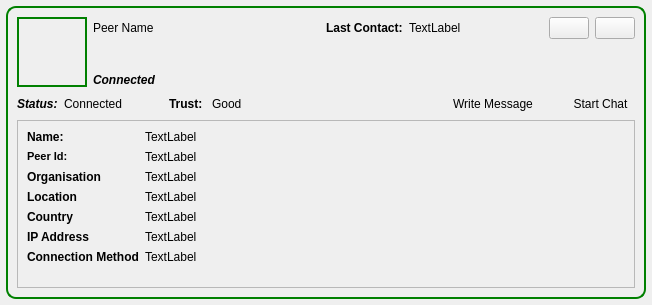
Before: the Qt Designer form retroshare-gui/src/gui/feeds/PeerItem.ui in RetroShare/RetroShare, drawn with Qt 5.
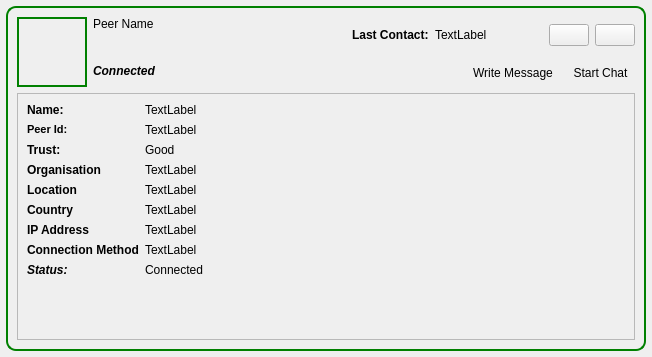
After: the same form once the commit is applied. Icons and pictures are not drawn.

Commit message: some design changes for PeerItem

```diff
--- a/retroshare-gui/src/gui/feeds/PeerItem.ui
+++ b/retroshare-gui/src/gui/feeds/PeerItem.ui
@@ -7,7 +7,7 @@
     <x>0</x>
     <y>0</y>
     <width>652</width>
-    <height>305</height>
+    <height>357</height>
    </rect>
   </property>
   <property name="windowTitle">
@@ -38,8 +38,8 @@
       <enum>QFrame::Raised</enum>
      </property>
      <layout class="QGridLayout" name="gridLayout_3">
-      <item row="0" column="0">
-       <layout class="QGridLayout" name="gridLayout_2">
+      <item row="0" column="0" rowspan="2">
+       <layout class="QGridLayout" name="gridLayout">
         <item row="0" column="0" rowspan="2">
          <widget class="QLabel" name="avatar_label">
           <property name="minimumSize">
@@ -76,9 +76,52 @@
           <property name="text">
            <string>Peer Name</string>
           </property>
+          <property name="alignment">
+           <set>Qt::AlignLeading|Qt::AlignLeft|Qt::AlignTop</set>
+          </property>
          </widget>
         </item>
-        <item row="0" column="3">
+        <item row="1" column="1">
+         <widget class="QLabel" name="titleLabel">
+          <property name="sizePolicy">
+           <sizepolicy hsizetype="Minimum" vsizetype="Minimum">
+            <horstretch>0</horstretch>
+            <verstretch>0</verstretch>
+           </sizepolicy>
+          </property>
+          <property name="font">
+           <font>
+            <weight>75</weight>
+            <italic>true</italic>
+            <bold>true</bold>
+           </font>
+          </property>
+          <property name="text">
+           <string>Connected</string>
+          </property>
+          <property name="alignment">
+           <set>Qt::AlignLeading|Qt::AlignLeft|Qt::AlignVCenter</set>
+          </property>
+         </widget>
+        </item>
+       </layout>
+      </item>
+      <item row="0" column="1">
+       <layout class="QHBoxLayout" name="horizontalLayout_2">
+        <item>
+         <spacer name="horizontalSpacer">
+          <property name="orientation">
+           <enum>Qt::Horizontal</enum>
+          </property>
+          <property name="sizeHint" stdset="0">
+           <size>
+            <width>190</width>
+            <height>13</height>
+           </size>
+          </property>
+         </spacer>
+        </item>
+        <item>
          <widget class="QLabel" name="label_10">
           <property name="font">
            <font>
@@ -91,7 +134,7 @@
           </property>
          </widget>
         </item>
-        <item row="0" column="4">
+        <item>
          <widget class="QLabel" name="lastLabel">
           <property name="sizePolicy">
            <sizepolicy hsizetype="MinimumExpanding" vsizetype="Preferred">
@@ -104,7 +147,7 @@
           </property>
          </widget>
         </item>
-        <item row="0" column="6">
+        <item>
          <widget class="QPushButton" name="expandButton">
           <property name="sizePolicy">
            <sizepolicy hsizetype="Fixed" vsizetype="Fixed">
@@ -124,7 +167,7 @@
           </property>
          </widget>
         </item>
-        <item row="0" column="7">
+        <item>
          <widget class="QPushButton" name="clearButton">
           <property name="sizePolicy">
            <sizepolicy hsizetype="Fixed" vsizetype="Fixed">
@@ -144,30 +187,11 @@
           </property>
          </widget>
         </item>
-        <item row="1" column="1">
-         <widget class="QLabel" name="titleLabel">
-          <property name="sizePolicy">
-           <sizepolicy hsizetype="Minimum" vsizetype="Minimum">
-            <horstretch>0</horstretch>
-            <verstretch>0</verstretch>
-           </sizepolicy>
-          </property>
-          <property name="font">
-           <font>
-            <weight>75</weight>
-            <italic>true</italic>
-            <bold>true</bold>
-           </font>
-          </property>
-          <property name="text">
-           <string>Connected</string>
-          </property>
-          <property name="alignment">
-           <set>Qt::AlignBottom|Qt::AlignLeading|Qt::AlignLeft</set>
-          </property>
-         </widget>
-        </item>
-        <item row="1" column="2" colspan="6">
+       </layout>
+      </item>
+      <item row="1" column="1">
+       <layout class="QHBoxLayout" name="horizontalLayout_3">
+        <item>
          <spacer>
           <property name="orientation">
            <enum>Qt::Horizontal</enum>
@@ -178,109 +202,7 @@
           <property name="sizeHint" stdset="0">
            <size>
             <width>388</width>
-            <height>38</height>
-           </size>
-          </property>
-         </spacer>
-        </item>
-        <item row="0" column="2">
-         <spacer name="horizontalSpacer">
-          <property name="orientation">
-           <enum>Qt::Horizontal</enum>
-          </property>
-          <property name="sizeHint" stdset="0">
-           <size>
-            <width>158</width>
-            <height>20</height>
-           </size>
-          </property>
-         </spacer>
-        </item>
-       </layout>
-      </item>
-      <item row="1" column="0">
-       <layout class="QHBoxLayout">
-        <item>
-         <widget class="QLabel" name="typeLabel">
-          <property name="sizePolicy">
-           <sizepolicy hsizetype="Minimum" vsizetype="Minimum">
-            <horstretch>0</horstretch>
-            <verstretch>0</verstretch>
-           </sizepolicy>
-          </property>
-          <property name="font">
-           <font>
-            <weight>75</weight>
-            <italic>true</italic>
-            <bold>true</bold>
-           </font>
-          </property>
-          <property name="text">
-           <string>Status:</string>
-          </property>
-         </widget>
-        </item>
-        <item>
-         <widget class="QLabel" name="statusLabel">
-          <property name="text">
-           <string>Connected</string>
-          </property>
-         </widget>
-        </item>
-        <item>
-         <spacer>
-          <property name="orientation">
-           <enum>Qt::Horizontal</enum>
-          </property>
-          <property name="sizeType">
-           <enum>QSizePolicy::Fixed</enum>
-          </property>
-          <property name="sizeHint" stdset="0">
-           <size>
-            <width>40</width>
-            <height>20</height>
-           </size>
-          </property>
-         </spacer>
-        </item>
-        <item>
-         <widget class="QLabel" name="label">
-          <property name="sizePolicy">
-           <sizepolicy hsizetype="Preferred" vsizetype="Minimum">
-            <horstretch>0</horstretch>
-            <verstretch>0</verstretch>
-           </sizepolicy>
-          </property>
-          <property name="font">
-           <font>
-            <weight>75</weight>
-            <bold>true</bold>
-           </font>
-          </property>
-          <property name="text">
-           <string>Trust: </string>
-          </property>
-         </widget>
-        </item>
-        <item>
-         <widget class="QLabel" name="trustLabel">
-          <property name="text">
-           <string>Good</string>
-          </property>
-         </widget>
-        </item>
-        <item>
-         <spacer>
-          <property name="orientation">
-           <enum>Qt::Horizontal</enum>
-          </property>
-          <property name="sizeType">
-           <enum>QSizePolicy::Preferred</enum>
-          </property>
-          <property name="sizeHint" stdset="0">
-           <size>
-            <width>500</width>
-            <height>20</height>
+            <height>21</height>
            </size>
           </property>
          </spacer>
@@ -311,22 +233,6 @@
           </property>
          </widget>
         </item>
-        <item>
-         <spacer>
-          <property name="orientation">
-           <enum>Qt::Horizontal</enum>
-          </property>
-          <property name="sizeType">
-           <enum>QSizePolicy::Fixed</enum>
-          </property>
-          <property name="sizeHint" stdset="0">
-           <size>
-            <width>20</width>
-            <height>20</height>
-           </size>
-          </property>
-         </spacer>
-        </item>
         <item>
          <widget class="QToolButton" name="chatButton">
           <property name="sizePolicy">
@@ -355,7 +261,7 @@
         </item>
        </layout>
       </item>
-      <item row="2" column="0">
+      <item row="2" column="0" colspan="2">
        <widget class="QFrame" name="expandFrame">
         <property name="frameShape">
          <enum>QFrame::StyledPanel</enum>
@@ -363,7 +269,7 @@
         <property name="frameShadow">
          <enum>QFrame::Raised</enum>
         </property>
-        <layout class="QGridLayout" name="gridLayout">
+        <layout class="QGridLayout" name="gridLayout_2">
          <item row="0" column="0">
           <layout class="QHBoxLayout" name="horizontalLayout">
            <item>
@@ -398,6 +304,25 @@
                </property>
               </widget>
              </item>
+             <item>
+              <widget class="QLabel" name="label">
+               <property name="sizePolicy">
+                <sizepolicy hsizetype="Preferred" vsizetype="Minimum">
+                 <horstretch>0</horstretch>
+                 <verstretch>0</verstretch>
+                </sizepolicy>
+               </property>
+               <property name="font">
+                <font>
+                 <weight>75</weight>
+                 <bold>true</bold>
+                </font>
+               </property>
+               <property name="text">
+                <string>Trust: </string>
+               </property>
+              </widget>
+             </item>
              <item>
               <widget class="QLabel" name="label_5">
                <property name="font">
@@ -463,6 +388,26 @@
                </property>
               </widget>
              </item>
+             <item>
+              <widget class="QLabel" name="typeLabel">
+               <property name="sizePolicy">
+                <sizepolicy hsizetype="Minimum" vsizetype="Minimum">
+                 <horstretch>0</horstretch>
+                 <verstretch>0</verstretch>
+                </sizepolicy>
+               </property>
+               <property name="font">
+                <font>
+                 <weight>75</weight>
+                 <italic>true</italic>
+                 <bold>true</bold>
+                </font>
+               </property>
+               <property name="text">
+                <string>Status:</string>
+               </property>
+              </widget>
+             </item>
             </layout>
            </item>
            <item>
@@ -493,6 +438,13 @@
                </property>
               </widget>
              </item>
+             <item>
+              <widget class="QLabel" name="trustLabel">
+               <property name="text">
+                <string>Good</string>
+               </property>
+              </widget>
+             </item>
              <item>
               <widget class="QLabel" name="orgLabel">
                <property name="sizePolicy">
@@ -558,6 +510,13 @@
                </property>
               </widget>
              </item>
+             <item>
+              <widget class="QLabel" name="statusLabel">
+               <property name="text">
+                <string>Connected</string>
+               </property>
+              </widget>
+             </item>
             </layout>
            </item>
           </layout>
```
